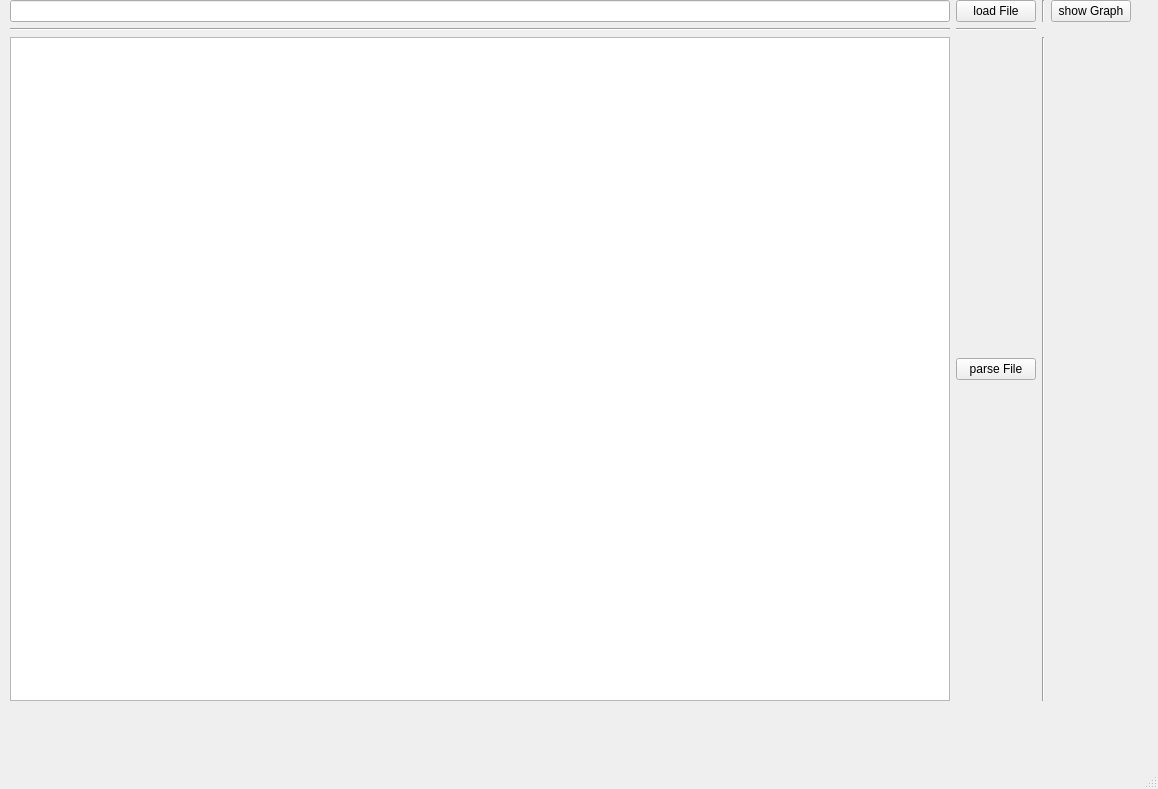
Above: gui.ui from wasiejen/Fanuc_Parser before the change. Below: the same form after it.
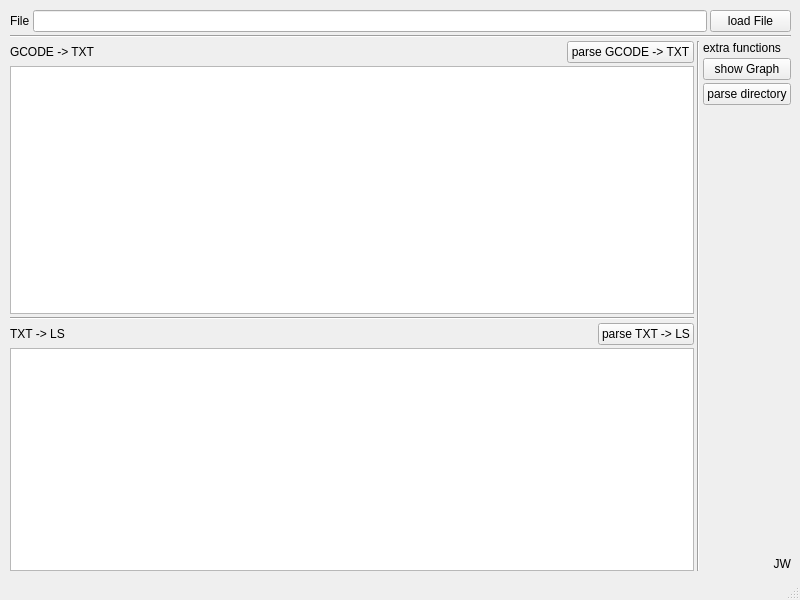
That is the form after the change.

Patch:
```diff
--- a/gui.ui
+++ b/gui.ui
@@ -6,78 +6,274 @@
    <rect>
     <x>0</x>
     <y>0</y>
-    <width>1158</width>
-    <height>789</height>
+    <width>800</width>
+    <height>600</height>
    </rect>
   </property>
+  <property name="sizePolicy">
+   <sizepolicy hsizetype="Fixed" vsizetype="Fixed">
+    <horstretch>0</horstretch>
+    <verstretch>0</verstretch>
+   </sizepolicy>
+  </property>
+  <property name="minimumSize">
+   <size>
+    <width>800</width>
+    <height>600</height>
+   </size>
+  </property>
+  <property name="maximumSize">
+   <size>
+    <width>800</width>
+    <height>641</height>
+   </size>
+  </property>
   <property name="windowTitle">
    <string>MainWindow</string>
   </property>
   <widget class="QWidget" name="centralwidget">
-   <widget class="QWidget" name="gridLayoutWidget">
+   <property name="sizePolicy">
+    <sizepolicy hsizetype="Fixed" vsizetype="Fixed">
+     <horstretch>0</horstretch>
+     <verstretch>0</verstretch>
+    </sizepolicy>
+   </property>
+   <property name="minimumSize">
+    <size>
+     <width>800</width>
+     <height>600</height>
+    </size>
+   </property>
+   <property name="maximumSize">
+    <size>
+     <width>800</width>
+     <height>559</height>
+    </size>
+   </property>
+   <widget class="QWidget" name="verticalLayoutWidget_3">
     <property name="geometry">
      <rect>
       <x>10</x>
-      <y>0</y>
-      <width>1121</width>
-      <height>701</height>
+      <y>10</y>
+      <width>781</width>
+      <height>561</height>
      </rect>
     </property>
-    <layout class="QGridLayout" name="gridLayout">
-     <item row="2" column="1">
-      <widget class="QPushButton" name="button_parseFile">
-       <property name="text">
-        <string>parse File</string>
-       </property>
-      </widget>
+    <layout class="QVBoxLayout" name="verticalLayout_3">
+     <property name="spacing">
+      <number>3</number>
+     </property>
+     <property name="sizeConstraint">
+      <enum>QLayout::SetMinimumSize</enum>
+     </property>
+     <item>
+      <layout class="QHBoxLayout" name="horizontalLayout">
+       <item>
+        <widget class="QLabel" name="label">
+         <property name="text">
+          <string>File</string>
+         </property>
+        </widget>
+       </item>
+       <item>
+        <widget class="QLineEdit" name="lineEdit"/>
+       </item>
+       <item>
+        <widget class="QPushButton" name="button_loadFile">
+         <property name="sizePolicy">
+          <sizepolicy hsizetype="Fixed" vsizetype="Fixed">
+           <horstretch>81</horstretch>
+           <verstretch>0</verstretch>
+          </sizepolicy>
+         </property>
+         <property name="minimumSize">
+          <size>
+           <width>81</width>
+           <height>0</height>
+          </size>
+         </property>
+         <property name="text">
+          <string>load File</string>
+         </property>
+        </widget>
+       </item>
+      </layout>
      </item>
-     <item row="2" column="0">
-      <widget class="QTextBrowser" name="textBrowser"/>
-     </item>
-     <item row="0" column="1">
-      <widget class="QPushButton" name="button_loadFile">
-       <property name="text">
-        <string>load File</string>
-       </property>
-      </widget>
-     </item>
-     <item row="0" column="0">
-      <widget class="QLineEdit" name="lineEdit"/>
-     </item>
-     <item row="1" column="1">
+     <item>
       <widget class="Line" name="line_3">
        <property name="orientation">
         <enum>Qt::Horizontal</enum>
        </property>
       </widget>
      </item>
-     <item row="1" column="0">
-      <widget class="Line" name="line_4">
-       <property name="orientation">
-        <enum>Qt::Horizontal</enum>
+     <item>
+      <layout class="QHBoxLayout" name="horizontalLayout_4">
+       <property name="spacing">
+        <number>3</number>
        </property>
-      </widget>
-     </item>
-     <item row="2" column="3">
-      <widget class="Line" name="line_2">
-       <property name="orientation">
-        <enum>Qt::Vertical</enum>
-       </property>
-      </widget>
-     </item>
-     <item row="0" column="3">
-      <widget class="Line" name="line">
-       <property name="orientation">
-        <enum>Qt::Vertical</enum>
-       </property>
-      </widget>
-     </item>
-     <item row="0" column="4">
-      <widget class="QPushButton" name="button_showGraph">
-       <property name="text">
-        <string>show Graph</string>
-       </property>
-      </widget>
+       <item>
+        <layout class="QVBoxLayout" name="verticalLayout">
+         <property name="spacing">
+          <number>3</number>
+         </property>
+         <property name="topMargin">
+          <number>0</number>
+         </property>
+         <property name="rightMargin">
+          <number>0</number>
+         </property>
+         <property name="bottomMargin">
+          <number>0</number>
+         </property>
+         <item>
+          <layout class="QHBoxLayout" name="horizontalLayout_2">
+           <item>
+            <widget class="QLabel" name="label_2">
+             <property name="text">
+              <string>GCODE -&gt; TXT</string>
+             </property>
+            </widget>
+           </item>
+           <item>
+            <spacer name="horizontalSpacer">
+             <property name="orientation">
+              <enum>Qt::Horizontal</enum>
+             </property>
+             <property name="sizeHint" stdset="0">
+              <size>
+               <width>40</width>
+               <height>20</height>
+              </size>
+             </property>
+            </spacer>
+           </item>
+           <item>
+            <widget class="QPushButton" name="button_parse1">
+             <property name="text">
+              <string>parse GCODE -&gt; TXT</string>
+             </property>
+            </widget>
+           </item>
+          </layout>
+         </item>
+         <item>
+          <widget class="QTextBrowser" name="textBrowser_1"/>
+         </item>
+         <item>
+          <widget class="Line" name="line_4">
+           <property name="orientation">
+            <enum>Qt::Horizontal</enum>
+           </property>
+          </widget>
+         </item>
+         <item>
+          <layout class="QVBoxLayout" name="verticalLayout_2">
+           <item>
+            <layout class="QHBoxLayout" name="horizontalLayout_3">
+             <item>
+              <widget class="QLabel" name="label_3">
+               <property name="text">
+                <string>TXT -&gt; LS</string>
+               </property>
+              </widget>
+             </item>
+             <item>
+              <spacer name="horizontalSpacer_2">
+               <property name="orientation">
+                <enum>Qt::Horizontal</enum>
+               </property>
+               <property name="sizeHint" stdset="0">
+                <size>
+                 <width>40</width>
+                 <height>20</height>
+                </size>
+               </property>
+              </spacer>
+             </item>
+             <item>
+              <widget class="QPushButton" name="button_parse2">
+               <property name="text">
+                <string>parse TXT -&gt; LS</string>
+               </property>
+              </widget>
+             </item>
+            </layout>
+           </item>
+           <item>
+            <widget class="QTextBrowser" name="textBrowser_2"/>
+           </item>
+          </layout>
+         </item>
+        </layout>
+       </item>
+       <item>
+        <widget class="Line" name="line_2">
+         <property name="orientation">
+          <enum>Qt::Vertical</enum>
+         </property>
+        </widget>
+       </item>
+       <item>
+        <layout class="QVBoxLayout" name="verticalLayout_5">
+         <item>
+          <widget class="QLabel" name="label_5">
+           <property name="text">
+            <string>extra functions</string>
+           </property>
+          </widget>
+         </item>
+         <item>
+          <widget class="QPushButton" name="button_showGraph">
+           <property name="minimumSize">
+            <size>
+             <width>81</width>
+             <height>0</height>
+            </size>
+           </property>
+           <property name="text">
+            <string>show Graph</string>
+           </property>
+          </widget>
+         </item>
+         <item>
+          <widget class="QPushButton" name="button_parseAll">
+           <property name="minimumSize">
+            <size>
+             <width>81</width>
+             <height>0</height>
+            </size>
+           </property>
+           <property name="text">
+            <string>parse directory</string>
+           </property>
+          </widget>
+         </item>
+         <item>
+          <spacer name="verticalSpacer">
+           <property name="orientation">
+            <enum>Qt::Vertical</enum>
+           </property>
+           <property name="sizeHint" stdset="0">
+            <size>
+             <width>20</width>
+             <height>40</height>
+            </size>
+           </property>
+          </spacer>
+         </item>
+         <item>
+          <widget class="QLabel" name="label_4">
+           <property name="text">
+            <string>JW</string>
+           </property>
+           <property name="alignment">
+            <set>Qt::AlignRight|Qt::AlignTrailing|Qt::AlignVCenter</set>
+           </property>
+          </widget>
+         </item>
+        </layout>
+       </item>
+      </layout>
      </item>
     </layout>
    </widget>
```
Left out of the diff: 6 changed lines with no effect on the pictures.
